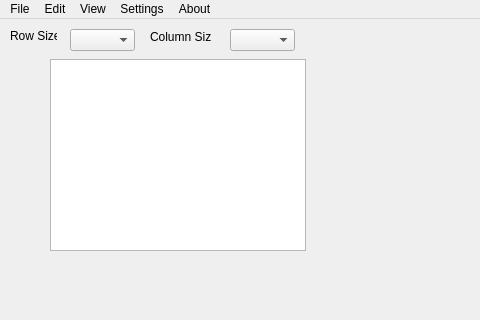
First picture: the form in mainwindow.ui, repository teslaworksumn/Rudolph, before the edit; both pictures show x 0 to 480 and y 0 to 320 of the 1249 by 743 pixel window.
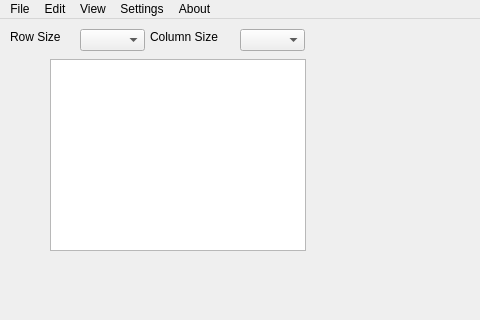
Second picture: the form after the edit.

Commit message: adding necessary files to run

```diff
--- a/mainwindow.ui
+++ b/mainwindow.ui
@@ -27,7 +27,7 @@
    <widget class="QComboBox" name="rowSizeBox">
     <property name="geometry">
      <rect>
-      <x>70</x>
+      <x>80</x>
       <y>10</y>
       <width>65</width>
       <height>22</height>
@@ -39,8 +39,8 @@
      <rect>
       <x>10</x>
       <y>10</y>
-      <width>47</width>
-      <height>14</height>
+      <width>61</width>
+      <height>16</height>
      </rect>
     </property>
     <property name="text">
@@ -52,7 +52,7 @@
      <rect>
       <x>150</x>
       <y>10</y>
-      <width>61</width>
+      <width>91</width>
       <height>16</height>
      </rect>
     </property>
@@ -63,7 +63,7 @@
    <widget class="QComboBox" name="columnSizeBox">
     <property name="geometry">
      <rect>
-      <x>230</x>
+      <x>240</x>
       <y>10</y>
       <width>65</width>
       <height>22</height>
```
Left out of the diff: 2 changed lines with no effect on the pictures. The commit also changes 1 other file.
